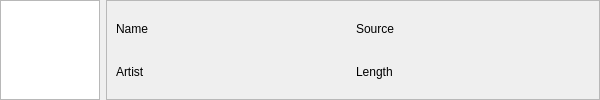
Above: src/content/playlists/songEntry.ui from Nmstr/Auralium before the change. Below: the same form after it.
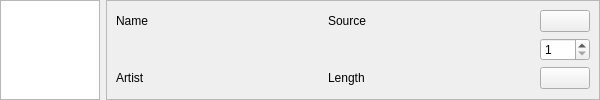
That is the form after the change. Icons and pictures are not drawn.

Commit message: songs inside playlists can now be moved

What changed in the file:
```diff
--- a/src/content/playlists/songEntry.ui
+++ b/src/content/playlists/songEntry.ui
@@ -78,6 +78,30 @@
       <enum>QFrame::Raised</enum>
      </property>
      <layout class="QGridLayout" name="gridLayout">
+      <item row="2" column="0">
+       <widget class="QLabel" name="artistLabel">
+        <property name="text">
+         <string>Artist</string>
+        </property>
+       </widget>
+      </item>
+      <item row="2" column="2">
+       <widget class="QPushButton" name="goDownBtn">
+        <property name="maximumSize">
+         <size>
+          <width>50</width>
+          <height>16777215</height>
+         </size>
+        </property>
+        <property name="text">
+         <string/>
+        </property>
+        <property name="icon">
+         <iconset theme="go-down">
+          <normaloff>.</normaloff>.</iconset>
+        </property>
+       </widget>
+      </item>
       <item row="0" column="0">
        <widget class="QLabel" name="nameLabel">
         <property name="text">
@@ -92,20 +116,43 @@
         </property>
        </widget>
       </item>
-      <item row="1" column="0">
-       <widget class="QLabel" name="artistLabel">
-        <property name="text">
-         <string>Artist</string>
-        </property>
-       </widget>
-      </item>
-      <item row="1" column="1">
+      <item row="2" column="1">
        <widget class="QLabel" name="lengthLabel">
         <property name="text">
          <string>Length</string>
         </property>
        </widget>
       </item>
+      <item row="0" column="2">
+       <widget class="QPushButton" name="goUpBtn">
+        <property name="maximumSize">
+         <size>
+          <width>50</width>
+          <height>16777215</height>
+         </size>
+        </property>
+        <property name="text">
+         <string/>
+        </property>
+        <property name="icon">
+         <iconset theme="go-up">
+          <normaloff>.</normaloff>.</iconset>
+        </property>
+       </widget>
+      </item>
+      <item row="1" column="2">
+       <widget class="QSpinBox" name="goDistanceInput">
+        <property name="maximumSize">
+         <size>
+          <width>50</width>
+          <height>16777215</height>
+         </size>
+        </property>
+        <property name="minimum">
+         <number>1</number>
+        </property>
+       </widget>
+      </item>
      </layout>
     </widget>
    </item>
```
The commit also changes 3 other files.
